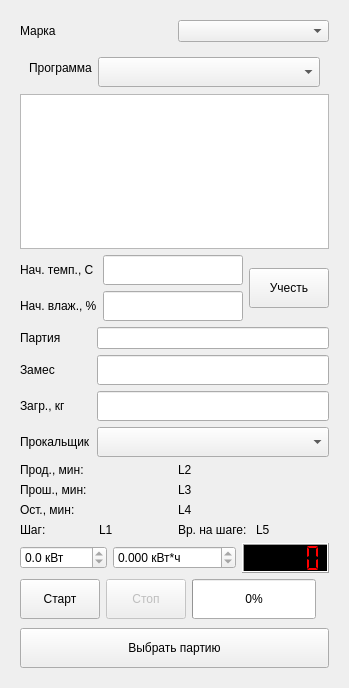
Qt form prog.ui (Sergeyego/klient_trm) before a commit.
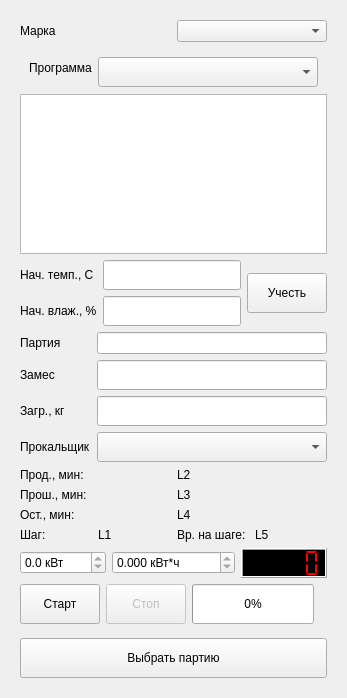
The same form after that commit. Icons and pictures are not drawn. Custom widgets are drawn as their Qt base class.

Commit message: Исправлен ввод вещественных значений, окно ошибок бд не модальное

```diff
--- a/prog.ui
+++ b/prog.ui
@@ -6,8 +6,8 @@
    <rect>
     <x>0</x>
     <y>0</y>
-    <width>349</width>
-    <height>688</height>
+    <width>347</width>
+    <height>698</height>
    </rect>
   </property>
   <property name="windowTitle">
```
Left out of the diff: 3 changed lines with no effect on the pictures. The commit also changes 7 other files.
